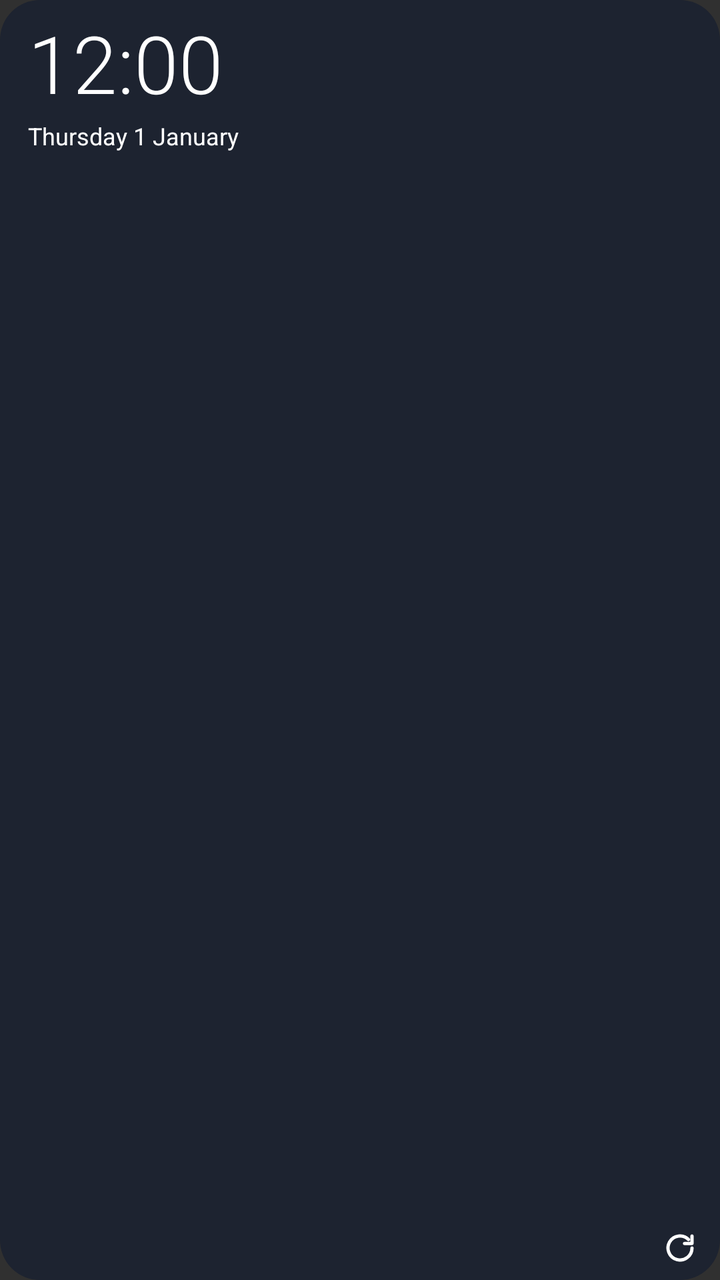
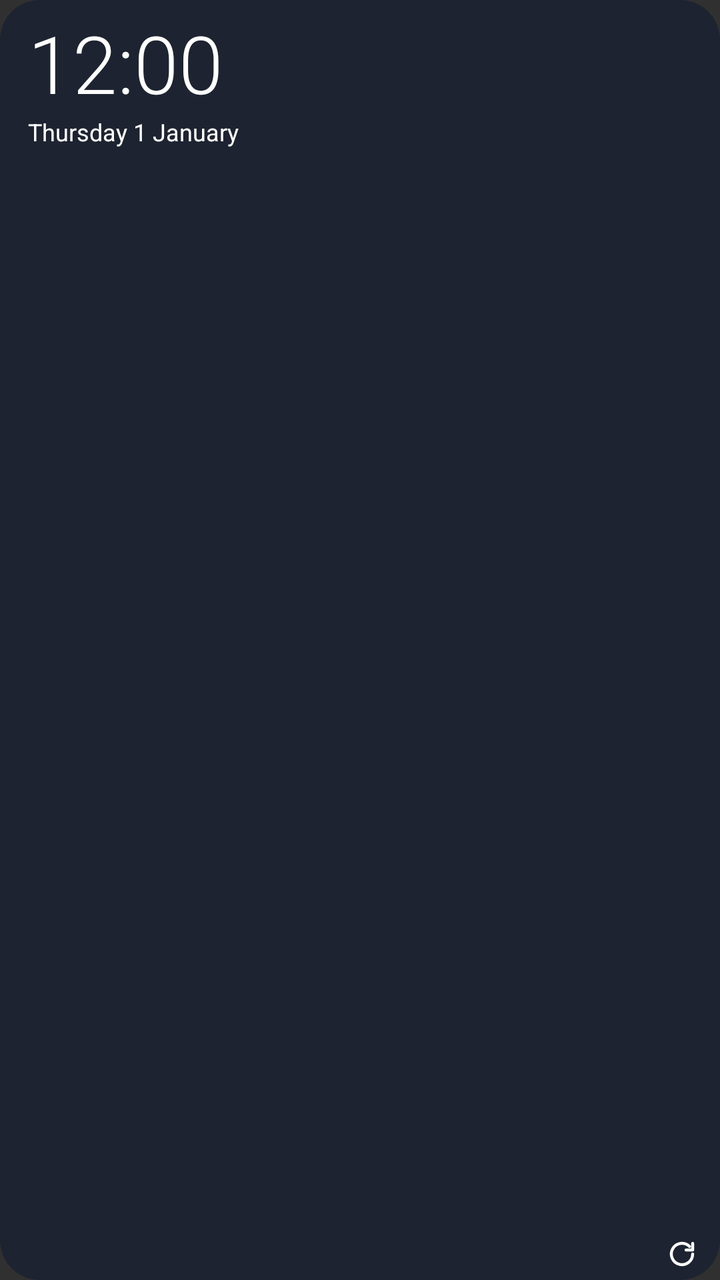

Compare the two renders of this Android layout. The source of the first and the diff that turns it into the second are given below.
<!-- AndroidManifest.xml: application theme android:Theme.Material.NoActionBar -->
<!-- res/layout/wg_clock_days.xml -->
<?xml version="1.0" encoding="utf-8"?>
<LinearLayout xmlns:android="http://schemas.android.com/apk/res/android" android:id="@+id/wg_root" android:layout_width="match_parent" android:layout_height="match_parent" android:orientation="vertical" android:paddingStart="14dp" android:paddingEnd="8dp" android:paddingTop="10dp" android:paddingBottom="4dp" android:background="@drawable/wg_bg">
<LinearLayout android:layout_width="match_parent" android:layout_height="wrap_content" android:orientation="horizontal">
<include layout="@layout/wg_clock_block"/>
<ImageView android:id="@+id/wg_weather" android:layout_width="0dp" android:layout_height="match_parent" android:layout_weight="1" android:layout_marginStart="8dp" android:scaleType="fitEnd" android:contentDescription="@null"/>
</LinearLayout>
<ImageView android:id="@+id/wg_rows" android:layout_width="match_parent" android:layout_height="0dp" android:layout_weight="1" android:layout_marginTop="4dp" android:layout_marginEnd="6dp" android:scaleType="fitCenter" android:contentDescription="@null"/>
<LinearLayout android:layout_width="match_parent" android:layout_height="24dp" android:orientation="horizontal" android:gravity="center_vertical">
<TextView android:id="@+id/wg_foot" android:layout_width="0dp" android:layout_height="wrap_content" android:layout_weight="1" android:maxLines="1" android:ellipsize="end" android:textColor="#FFBBC4D2" android:textSize="10sp"/>
<ImageView android:id="@+id/wg_refresh" android:layout_width="24dp" android:layout_height="24dp" android:padding="3dp" android:src="@drawable/ic_wg_refresh" android:contentDescription="@string/wg_refresh"/>
</LinearLayout>
</LinearLayout>
<!-- res/layout/wg_clock_block.xml (included above) -->
<?xml version="1.0" encoding="utf-8"?>
<LinearLayout xmlns:android="http://schemas.android.com/apk/res/android" android:id="@+id/wg_clock_box" android:layout_width="wrap_content" android:layout_height="wrap_content" android:orientation="vertical">
<LinearLayout android:id="@+id/wg_clock_tap" android:layout_width="wrap_content" android:layout_height="wrap_content" android:orientation="horizontal">
<TextClock android:id="@+id/wg_time_light" android:layout_width="wrap_content" android:layout_height="wrap_content" android:fontFamily="sans-serif-light" android:format12Hour="h:mm" android:format24Hour="H:mm" android:includeFontPadding="false" android:maxLines="1" android:textColor="#FFFFFFFF" android:textSize="40sp"/>
<TextClock android:id="@+id/wg_time_regular" android:layout_width="wrap_content" android:layout_height="wrap_content" android:fontFamily="sans-serif" android:format12Hour="h:mm" android:format24Hour="H:mm" android:includeFontPadding="false" android:maxLines="1" android:textColor="#FFFFFFFF" android:textSize="40sp" android:visibility="gone"/>
<TextClock android:id="@+id/wg_time_bold" android:layout_width="wrap_content" android:layout_height="wrap_content" android:fontFamily="sans-serif" android:textStyle="bold" android:format12Hour="h:mm" android:format24Hour="H:mm" android:includeFontPadding="false" android:maxLines="1" android:textColor="#FFFFFFFF" android:textSize="40sp" android:visibility="gone"/>
<TextClock android:id="@+id/wg_time_condensed" android:layout_width="wrap_content" android:layout_height="wrap_content" android:fontFamily="sans-serif-condensed" android:format12Hour="h:mm" android:format24Hour="H:mm" android:includeFontPadding="false" android:maxLines="1" android:textColor="#FFFFFFFF" android:textSize="40sp" android:visibility="gone"/>
<ImageView android:id="@+id/wg_alarm" android:layout_width="13dp" android:layout_height="13dp" android:layout_marginStart="3dp" android:layout_marginTop="3dp" android:src="@drawable/ic_wg_alarm" android:visibility="gone" android:contentDescription="@string/wg_alarm_set"/>
</LinearLayout>
<TextClock android:id="@+id/wg_date" android:layout_width="wrap_content" android:layout_height="wrap_content" android:layout_marginTop="3dp" android:format12Hour="EEEE d MMMM" android:format24Hour="EEEE d MMMM" android:maxLines="1" android:textColor="#FFFFFFFF" android:textSize="12sp"/>
</LinearLayout>
<!-- resources referenced by this layout -->
<resources>
  <!-- drawable ic_wg_alarm (drawable) -->
  <?xml version="1.0" encoding="utf-8"?>
  <vector xmlns:android="http://schemas.android.com/apk/res/android" android:width="24dp" android:height="24dp" android:viewportWidth="24" android:viewportHeight="24">
    <path android:pathData="M12,21a8,8 0 1,0 0,-16a8,8 0 1,0 0,16zM12,9v4l2.5,2M3.5,6.5l3,-3M20.5,6.5l-3,-3" android:strokeColor="#FFFFFFFF" android:strokeWidth="2" android:strokeLineCap="round" android:strokeLineJoin="round"/>
  </vector>
  <!-- drawable ic_wg_refresh (drawable) -->
  <?xml version="1.0" encoding="utf-8"?>
  <vector xmlns:android="http://schemas.android.com/apk/res/android" android:width="24dp" android:height="24dp" android:viewportWidth="24" android:viewportHeight="24">
    <path android:pathData="M20 12a8 8 0 1 1-2.34-5.66M20 4v5h-5" android:strokeColor="#FFFFFFFF" android:strokeWidth="2.2" android:strokeLineCap="round" android:strokeLineJoin="round"/>
  </vector>
  <!-- drawable wg_bg (drawable) -->
  <?xml version="1.0" encoding="utf-8"?>
  <shape xmlns:android="http://schemas.android.com/apk/res/android" android:shape="rectangle"><solid android:color="#E61B2230"/><corners android:radius="20dp"/></shape>
  <string name="wg_alarm_set">Budík je nastavený</string>
  <string name="wg_refresh">Obnoviť</string>
</resources>

<!-- the commit's change to res/layout/wg_clock_days.xml (unified diff, before → after) -->
@@ -1,13 +1,14 @@
 <?xml version="1.0" encoding="utf-8"?>
-<LinearLayout xmlns:android="http://schemas.android.com/apk/res/android" android:id="@+id/wg_root" android:layout_width="match_parent" android:layout_height="match_parent" android:orientation="vertical" android:paddingStart="14dp" android:paddingEnd="8dp" android:paddingTop="10dp" android:paddingBottom="4dp" android:background="@drawable/wg_bg">
+<LinearLayout xmlns:android="http://schemas.android.com/apk/res/android" android:id="@+id/wg_root" android:layout_width="match_parent" android:layout_height="match_parent" android:clipToPadding="false" android:orientation="vertical" android:paddingStart="14dp" android:paddingEnd="8dp" android:paddingTop="10dp" android:paddingBottom="2dp" android:background="@drawable/wg_bg">
 <LinearLayout android:layout_width="match_parent" android:layout_height="wrap_content" android:orientation="horizontal">
 <include layout="@layout/wg_clock_block"/>
-<ImageView android:id="@+id/wg_weather" android:layout_width="0dp" android:layout_height="match_parent" android:layout_weight="1" android:layout_marginStart="8dp" android:scaleType="fitEnd" android:contentDescription="@null"/>
+<FrameLayout android:layout_width="0dp" android:layout_height="1dp" android:layout_weight="1"/>
+<ImageView android:id="@+id/wg_weather" android:layout_width="wrap_content" android:layout_height="wrap_content" android:contentDescription="@null"/>
 </LinearLayout>
-<ImageView android:id="@+id/wg_rows" android:layout_width="match_parent" android:layout_height="0dp" android:layout_weight="1" android:layout_marginTop="4dp" android:layout_marginEnd="6dp" android:scaleType="fitCenter" android:contentDescription="@null"/>
-<LinearLayout android:layout_width="match_parent" android:layout_height="24dp" android:orientation="horizontal" android:gravity="center_vertical">
+<ImageView android:id="@+id/wg_rows" android:layout_width="match_parent" android:layout_height="0dp" android:layout_weight="1" android:layout_marginTop="2dp" android:layout_marginStart="-12dp" android:layout_marginEnd="6dp" android:scaleType="fitCenter" android:contentDescription="@null"/>
+<LinearLayout android:layout_width="match_parent" android:layout_height="22dp" android:orientation="horizontal" android:gravity="center_vertical">
 <TextView android:id="@+id/wg_foot" android:layout_width="0dp" android:layout_height="wrap_content" android:layout_weight="1" android:maxLines="1" android:ellipsize="end" android:textColor="#FFBBC4D2" android:textSize="10sp"/>
-<ImageView android:id="@+id/wg_refresh" android:layout_width="24dp" android:layout_height="24dp" android:padding="3dp" android:src="@drawable/ic_wg_refresh" android:contentDescription="@string/wg_refresh"/>
+<ImageView android:id="@+id/wg_refresh" android:layout_width="22dp" android:layout_height="22dp" android:padding="3dp" android:src="@drawable/ic_wg_refresh" android:contentDescription="@string/wg_refresh"/>
 </LinearLayout>
 </LinearLayout>
 <!-- res/layout/wg_clock_block.xml (included above) -->
@@ -20,5 +21,6 @@
 <TextClock android:id="@+id/wg_time_condensed" android:layout_width="wrap_content" android:layout_height="wrap_content" android:fontFamily="sans-serif-condensed" android:format12Hour="h:mm" android:format24Hour="H:mm" android:includeFontPadding="false" android:maxLines="1" android:textColor="#FFFFFFFF" android:textSize="40sp" android:visibility="gone"/>
 <ImageView android:id="@+id/wg_alarm" android:layout_width="13dp" android:layout_height="13dp" android:layout_marginStart="3dp" android:layout_marginTop="3dp" android:src="@drawable/ic_wg_alarm" android:visibility="gone" android:contentDescription="@string/wg_alarm_set"/>
 </LinearLayout>
-<TextClock android:id="@+id/wg_date" android:layout_width="wrap_content" android:layout_height="wrap_content" android:layout_marginTop="3dp" android:format12Hour="EEEE d MMMM" android:format24Hour="EEEE d MMMM" android:maxLines="1" android:textColor="#FFFFFFFF" android:textSize="12sp"/>
+<TextClock android:id="@+id/wg_date" android:layout_width="wrap_content" android:layout_height="wrap_content" android:layout_marginTop="1dp" android:format12Hour="EEEE d MMMM" android:format24Hour="EEEE d MMMM" android:maxLines="1" android:textColor="#FFFFFFFF" android:textSize="12sp"/>
+<ImageView android:id="@+id/wg_extra" android:layout_width="wrap_content" android:layout_height="wrap_content" android:layout_marginTop="4dp" android:visibility="gone" android:contentDescription="@null"/>
 </LinearLayout>
